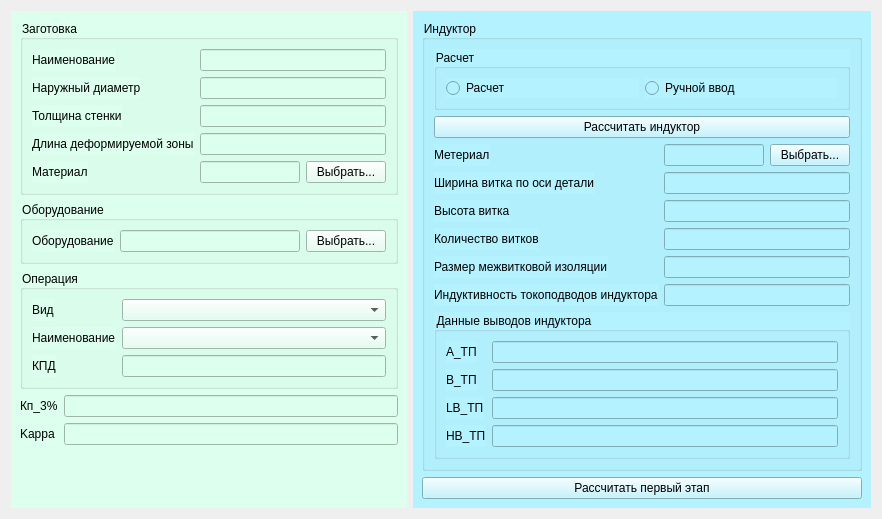
Kroshy1984/MIOM, file gui/InitialParameters.ui: the form before one commit.
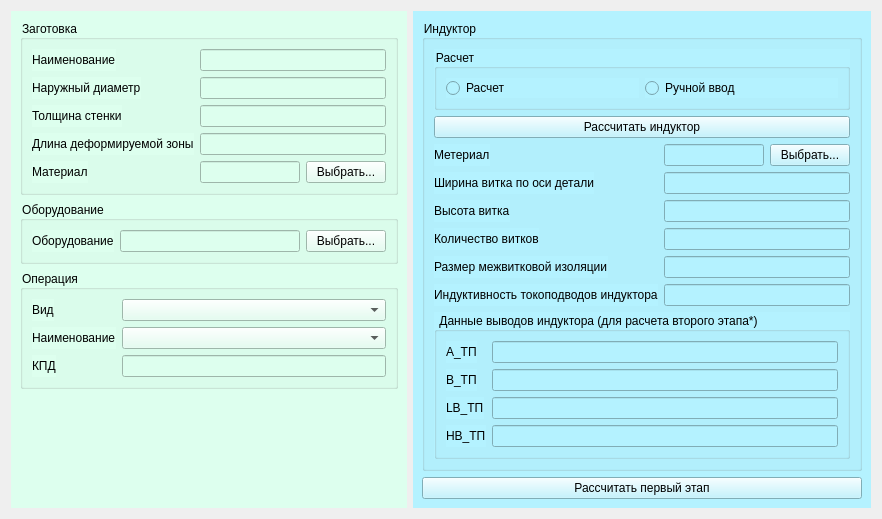
The form after the commit.

Commit message: Move kappa and kp_3% to SecondaryParameters, minor fixes to gui

```diff
--- a/gui/InitialParameters.ui
+++ b/gui/InitialParameters.ui
@@ -6,7 +6,7 @@
    <rect>
     <x>0</x>
     <y>0</y>
-    <width>758</width>
+    <width>850</width>
     <height>483</height>
    </rect>
   </property>
@@ -176,30 +176,6 @@
         </layout>
        </widget>
       </item>
-      <item>
-       <layout class="QFormLayout" name="formLayout">
-        <item row="0" column="0">
-         <widget class="QLabel" name="label_20">
-          <property name="text">
-           <string>Кп_3%</string>
-          </property>
-         </widget>
-        </item>
-        <item row="0" column="1">
-         <widget class="QLineEdit" name="lineEditKP"/>
-        </item>
-        <item row="1" column="0">
-         <widget class="QLabel" name="label_21">
-          <property name="text">
-           <string>Kappa</string>
-          </property>
-         </widget>
-        </item>
-        <item row="1" column="1">
-         <widget class="QLineEdit" name="lineEditKappa"/>
-        </item>
-       </layout>
-      </item>
       <item>
        <spacer name="verticalSpacer">
         <property name="orientation">
@@ -357,7 +333,7 @@
          <item>
           <widget class="QGroupBox" name="groupBox_6">
            <property name="title">
-            <string>Данные выводов индуктора</string>
+            <string>Данные выводов индуктора (для расчета второго этапа*)</string>
            </property>
            <layout class="QFormLayout" name="formLayout_6">
             <item row="0" column="0">
```
The commit also changes 3 other files.
